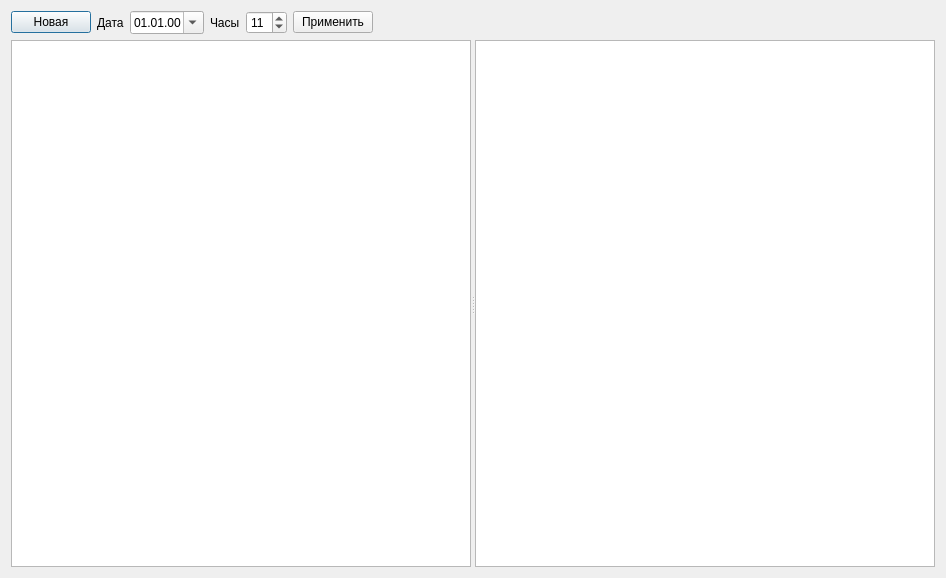
The window that allpressdialog.ui (Sergeyego/el_zp) describes before a commit, drawn with Qt 5.
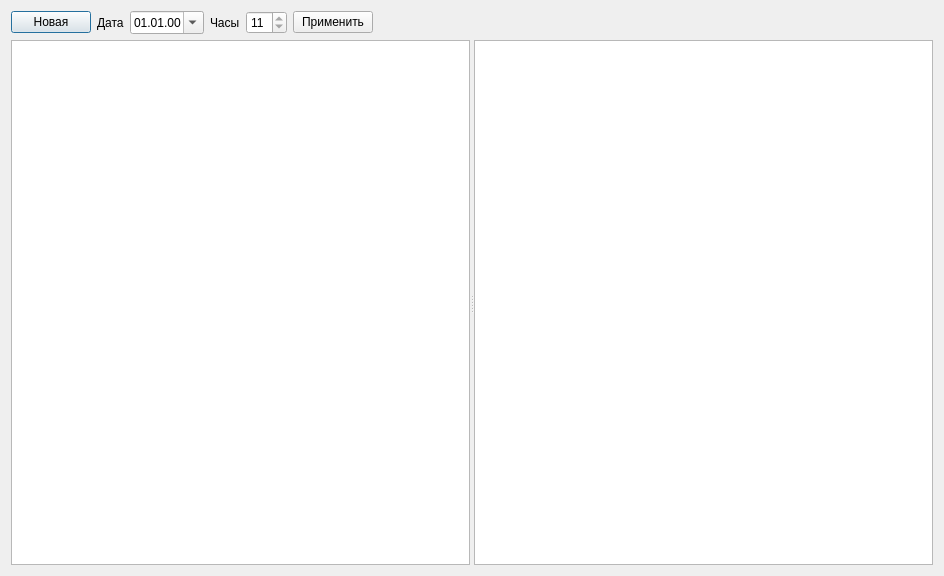
The same window after the commit. Custom widgets are drawn as their Qt base class.

Diff of the .ui file:
```diff
--- a/allpressdialog.ui
+++ b/allpressdialog.ui
@@ -6,8 +6,8 @@
    <rect>
     <x>0</x>
     <y>0</y>
-    <width>946</width>
-    <height>578</height>
+    <width>944</width>
+    <height>576</height>
    </rect>
   </property>
   <property name="windowTitle">
@@ -61,6 +61,9 @@
      </item>
      <item>
       <widget class="QSpinBox" name="spinBox">
+       <property name="readOnly">
+        <bool>true</bool>
+       </property>
        <property name="minimum">
         <number>1</number>
        </property>
```
